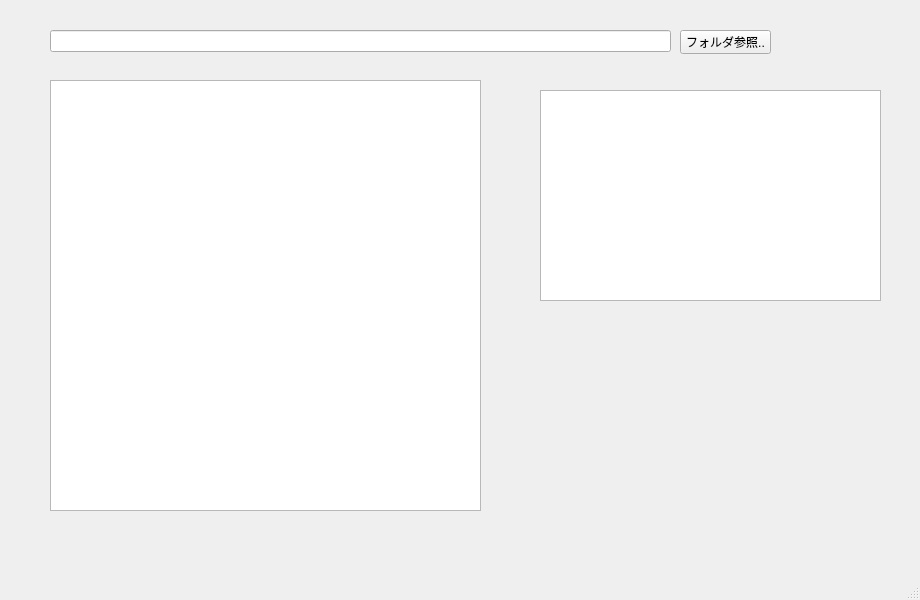
This is mainwindow.ui in gh6141/QtMp3Srt as Qt 5 draws it before an edit. The edited form follows.
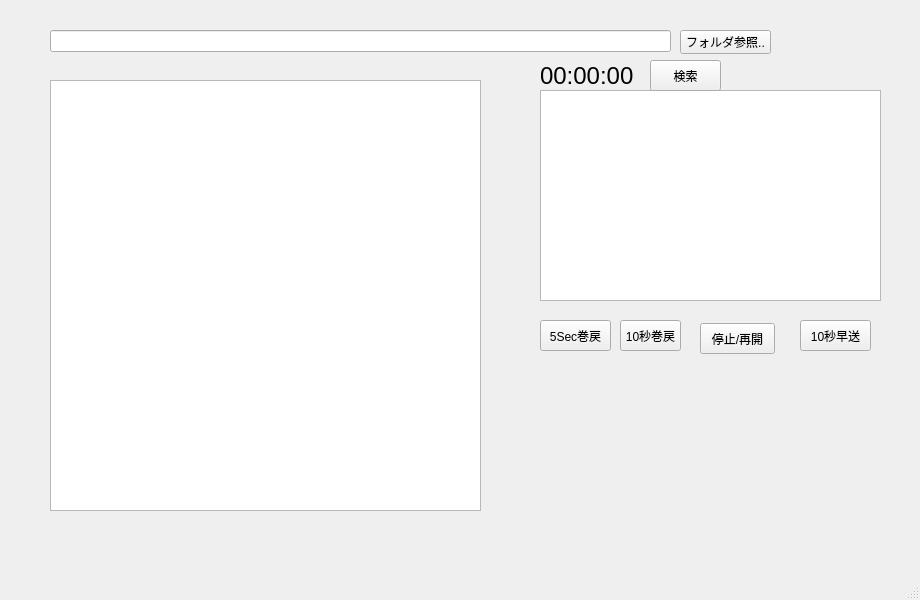
This is the edited form.

What changed in the file:
```diff
--- a/mainwindow.ui
+++ b/mainwindow.ui
@@ -62,6 +62,89 @@
      </font>
     </property>
    </widget>
+   <widget class="QPushButton" name="pushButton_2">
+    <property name="geometry">
+     <rect>
+      <x>540</x>
+      <y>320</y>
+      <width>71</width>
+      <height>31</height>
+     </rect>
+    </property>
+    <property name="text">
+     <string>5Sec巻戻</string>
+    </property>
+   </widget>
+   <widget class="QPushButton" name="pushButton_3">
+    <property name="geometry">
+     <rect>
+      <x>620</x>
+      <y>320</y>
+      <width>61</width>
+      <height>31</height>
+     </rect>
+    </property>
+    <property name="text">
+     <string>10秒巻戻</string>
+    </property>
+   </widget>
+   <widget class="QLabel" name="labelTime">
+    <property name="geometry">
+     <rect>
+      <x>540</x>
+      <y>60</y>
+      <width>101</width>
+      <height>31</height>
+     </rect>
+    </property>
+    <property name="font">
+     <font>
+      <pointsize>18</pointsize>
+     </font>
+    </property>
+    <property name="text">
+     <string>00:00:00</string>
+    </property>
+   </widget>
+   <widget class="QPushButton" name="pushButton_4">
+    <property name="geometry">
+     <rect>
+      <x>800</x>
+      <y>320</y>
+      <width>71</width>
+      <height>31</height>
+     </rect>
+    </property>
+    <property name="text">
+     <string>10秒早送</string>
+    </property>
+   </widget>
+   <widget class="QPushButton" name="pushButton_5">
+    <property name="geometry">
+     <rect>
+      <x>700</x>
+      <y>323</y>
+      <width>75</width>
+      <height>31</height>
+     </rect>
+    </property>
+    <property name="text">
+     <string>停止/再開</string>
+    </property>
+   </widget>
+   <widget class="QPushButton" name="pushButton_6">
+    <property name="geometry">
+     <rect>
+      <x>650</x>
+      <y>60</y>
+      <width>71</width>
+      <height>31</height>
+     </rect>
+    </property>
+    <property name="text">
+     <string>検索</string>
+    </property>
+   </widget>
   </widget>
   <widget class="QMenuBar" name="menubar">
    <property name="geometry">
```
